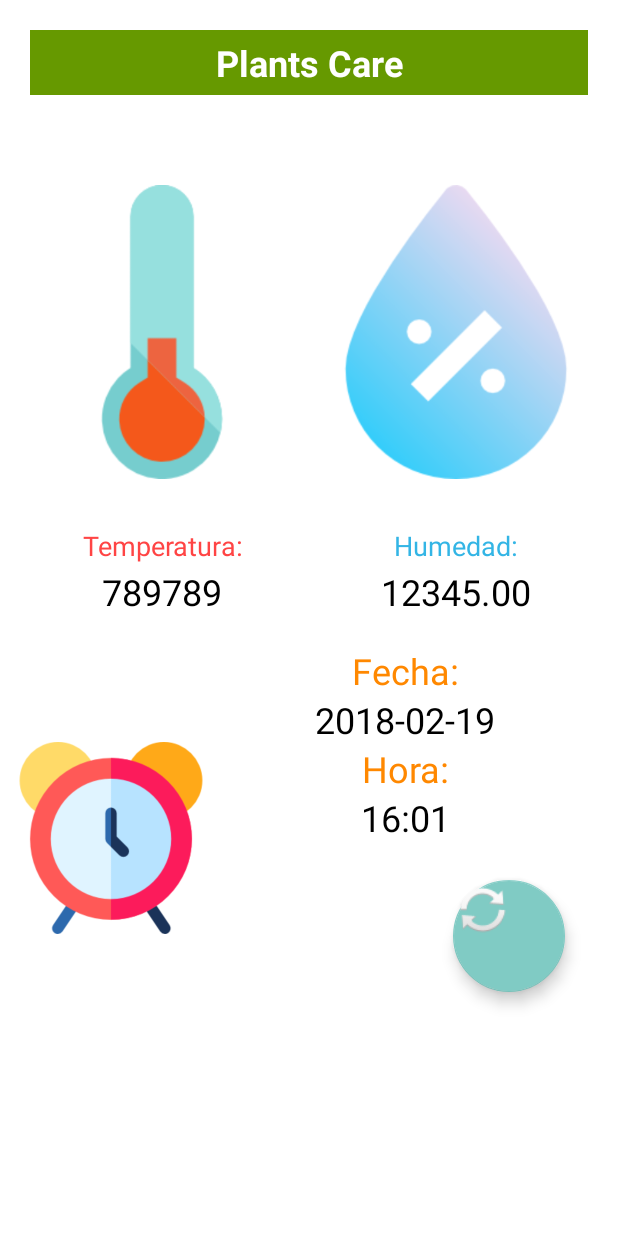
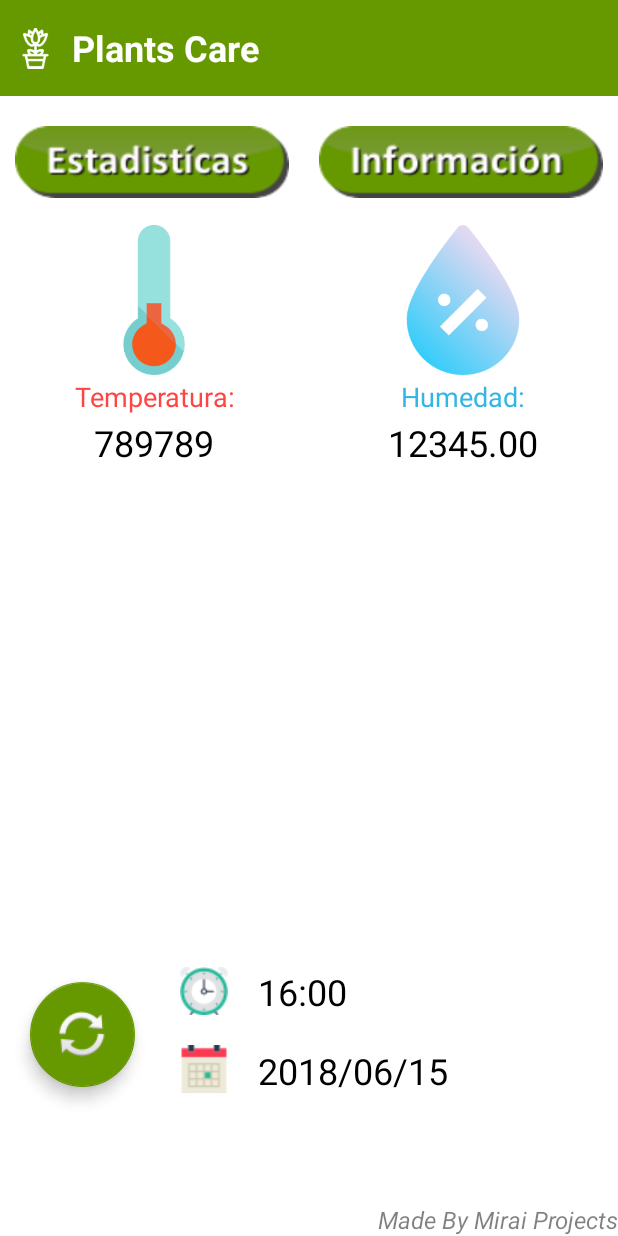
Before and after one commit to luibasantes/PlantsCare, an Android app: the MenuPrincipal screen opened directly, with no data from a screen before it, on a phone screen of 412 x 824 dp. Run offline under Robolectric (Android 15) with nearby library versions, the phone set to English and light mode, and no system bars.

Commit message:
Mejora del diseño para incluir todos los botones

```diff
--- a/app/build.gradle
+++ b/app/build.gradle
@@ -6,8 +6,8 @@ android {
         applicationId "com.projects.mirai.koukin.plantscare"
         minSdkVersion 15
         targetSdkVersion 28
-        versionCode 1
-        versionName "1.0"
+        versionCode 2
+        versionName "2.0"
         testInstrumentationRunner "android.support.test.runner.AndroidJUnitRunner"
     }
     buildTypes {
--- a/app/src/main/res/layout/activity_menu_principal.xml
+++ b/app/src/main/res/layout/activity_menu_principal.xml
@@ -1,30 +1,73 @@
 <?xml version="1.0" encoding="utf-8"?>
-<LinearLayout xmlns:android="http://schemas.android.com/apk/res/android"
+<RelativeLayout xmlns:android="http://schemas.android.com/apk/res/android"
     xmlns:app="http://schemas.android.com/apk/res-auto"
     xmlns:tools="http://schemas.android.com/tools"
     android:layout_width="match_parent"
     android:layout_height="match_parent"
     android:background="@android:color/background_light"
-    android:orientation="vertical"
     tools:context=".MenuPrincipal">
-
-    <TextView
-        android:id="@+id/textView"
-        android:layout_width="match_parent"
-        android:layout_height="wrap_content"
-        android:layout_margin="20dp"
-        android:background="@android:color/holo_green_dark"
-        android:gravity="center_horizontal"
-        android:padding="5dp"
-        android:text="Plants Care"
-        android:textColor="@android:color/background_light"
-        android:textSize="24sp"
-        android:textStyle="bold" />
 
     <LinearLayout
         android:layout_width="match_parent"
         android:layout_height="wrap_content"
-        android:layout_margin="10dp"
+        android:background="@android:color/holo_green_dark"
+        android:orientation="horizontal">
+
+        <ImageView
+            android:id="@+id/imageView9"
+            android:layout_width="wrap_content"
+            android:layout_height="wrap_content"
+            android:layout_marginLeft="10dp"
+            android:layout_weight="1"
+            app:srcCompat="@drawable/flower" />
+
+        <TextView
+            android:id="@+id/textView"
+            android:layout_width="match_parent"
+            android:layout_height="wrap_content"
+            android:layout_marginLeft="5dp"
+            android:layout_marginTop="10dp"
+            android:layout_weight="1"
+            android:background="@android:color/holo_green_dark"
+            android:padding="5dp"
+            android:text="Plants Care"
+            android:textColor="@android:color/background_light"
+            android:textSize="24sp"
+            android:textStyle="bold" />
+    </LinearLayout>
+
+    <LinearLayout
+        android:layout_width="match_parent"
+        android:layout_height="wrap_content"
+        android:layout_alignParentStart="true"
+        android:layout_alignParentTop="true"
+        android:layout_marginTop="74dp"
+        android:orientation="horizontal">
+
+        <Button
+            android:id="@+id/button2"
+            android:layout_width="wrap_content"
+            android:layout_height="wrap_content"
+            android:layout_margin="10dp"
+            android:layout_weight="1"
+            android:background="@drawable/button_estadisticas" />
+
+        <Button
+            android:id="@+id/button3"
+            android:layout_width="wrap_content"
+            android:layout_height="wrap_content"
+            android:layout_margin="10dp"
+            android:layout_weight="1"
+            android:background="@drawable/button_informacion" />
+
+    </LinearLayout>
+
+    <LinearLayout
+        android:layout_width="match_parent"
+        android:layout_height="wrap_content"
+        android:layout_alignParentStart="true"
+        android:layout_alignParentTop="true"
+        android:layout_marginTop="150dp"
         android:orientation="horizontal"
         android:padding="0dp">
 
@@ -37,8 +80,8 @@
 
             <ImageView
                 android:id="@+id/imageView4"
-                android:layout_width="match_parent"
-                android:layout_height="wrap_content"
+                android:layout_width="100dp"
+                android:layout_height="100dp"
                 app:srcCompat="@drawable/termometro256" />
 
             <TextView
@@ -71,8 +114,8 @@
 
             <ImageView
                 android:id="@+id/imageView5"
-                android:layout_width="match_parent"
-                android:layout_height="wrap_content"
+                android:layout_width="100dp"
+                android:layout_height="100dp"
                 app:srcCompat="@drawable/humedad256" />
 
             <TextView
@@ -98,74 +141,93 @@
     </LinearLayout>
 
     <LinearLayout
-        android:layout_width="match_parent"
+        android:layout_width="wrap_content"
         android:layout_height="wrap_content"
-        android:orientation="horizontal"
-        android:padding="10dp">
+        android:layout_alignParentBottom="true"
+        android:layout_alignParentStart="true"
+        android:layout_marginBottom="79dp"
+        android:orientation="horizontal">
 
-        <ImageView
-            android:id="@+id/imageView"
+        <android.support.design.widget.FloatingActionButton
+            android:id="@+id/floatingActionButton2"
+            android:layout_width="wrap_content"
+            android:layout_height="wrap_content"
+            android:layout_gravity="center_vertical|center_horizontal|center|start"
+            android:layout_margin="20dp"
+            android:layout_weight="1"
+            android:clickable="true"
+            app:backgroundTint="@android:color/holo_green_dark"
+            app:fabCustomSize="70dp"
+            app:maxImageSize="40dp"
+            app:srcCompat="@android:drawable/ic_popup_sync" />
+
+        <LinearLayout
             android:layout_width="wrap_content"
             android:layout_height="match_parent"
+            android:layout_gravity="center_vertical|end"
             android:layout_weight="1"
-            app:srcCompat="@drawable/alarmclock" />
+            android:orientation="vertical">
+
+            <ImageView
+                android:id="@+id/imageView8"
+                android:layout_width="match_parent"
+                android:layout_height="wrap_content"
+                android:layout_gravity="fill_vertical"
+                android:layout_margin="10dp"
+                app:srcCompat="@drawable/alarmclockicon" />
+
+            <ImageView
+                android:id="@+id/imageView7"
+                android:layout_width="match_parent"
+                android:layout_height="wrap_content"
+                android:layout_gravity="end"
+                android:layout_margin="10dp"
+                app:srcCompat="@drawable/calendar" />
+
+        </LinearLayout>
 
         <LinearLayout
-            android:layout_width="match_parent"
-            android:layout_height="match_parent"
+            android:layout_width="wrap_content"
+            android:layout_height="wrap_content"
+            android:layout_gravity="end"
             android:layout_weight="1"
             android:orientation="vertical">
 
             <TextView
-                android:id="@+id/textView4"
+                android:id="@+id/txt_hora"
                 android:layout_width="match_parent"
                 android:layout_height="wrap_content"
-                android:gravity="center_horizontal"
-                android:text="Fecha:"
-                android:textColor="@android:color/holo_orange_dark"
-                android:textSize="24sp" />
+                android:layout_margin="10dp"
+                android:text="16:00"
+                android:textColor="@android:color/background_dark"
+                android:textSize="24sp"
+                tools:text="16:00" />
 
             <TextView
-                android:id="@+id/textView6"
+                android:id="@+id/txt_fecha"
                 android:layout_width="match_parent"
                 android:layout_height="wrap_content"
-                android:gravity="center_horizontal"
-                android:text="2018-02-19"
+                android:layout_margin="10dp"
+                android:gravity="center"
+                android:text="2018/06/15"
                 android:textColor="@android:color/background_dark"
-                android:textSize="24sp" />
-
-            <TextView
-                android:id="@+id/textView7"
-                android:layout_width="match_parent"
-                android:layout_height="wrap_content"
-                android:gravity="center_horizontal"
-                android:text="Hora:"
-                android:textColor="@android:color/holo_orange_dark"
-                android:textSize="24sp" />
-
-            <TextView
-                android:id="@+id/textView8"
-                android:layout_width="match_parent"
-                android:layout_height="wrap_content"
-                android:gravity="center_horizontal"
-                android:text="16:01"
-                android:textColor="@android:color/background_dark"
-                android:textSize="24sp" />
-
-            <android.support.design.widget.FloatingActionButton
-                android:id="@+id/floatingActionButton"
-                android:layout_width="match_parent"
-                android:layout_height="wrap_content"
-                android:layout_gravity="end"
-                android:layout_margin="25dp"
-                android:layout_weight="1"
-                android:clickable="true"
-                app:fabCustomSize="40dp"
-                app:maxImageSize="40dp"
-                app:srcCompat="@android:drawable/ic_popup_sync" />
-
+                android:textSize="24sp"
+                tools:text="2018/06/15" />
         </LinearLayout>
 
     </LinearLayout>
 
-</LinearLayout>
+    <TextView
+        android:id="@+id/textView4"
+        android:layout_width="match_parent"
+        android:layout_height="wrap_content"
+        android:layout_alignParentBottom="true"
+        android:layout_alignParentStart="true"
+        android:alpha="0.5"
+        android:gravity="end"
+        android:text="Made By Mirai Projects"
+        android:textColor="@android:color/background_dark"
+        android:textSize="16sp"
+        android:textStyle="italic" />
+
+</RelativeLayout>
```
Also changed, not shown: app/src/main/res/drawable/alarmclock.png (deleted), app/src/main/res/drawable/alarmclockicon.png (added), app/src/main/res/drawable/button_estadisticas.png (added), app/src/main/res/drawable/button_informacion.png (added), app/src/main/res/drawable/calendar.png (added), app/src/main/res/drawable/calendar64.png (added), app/src/main/res/drawable/flower.png (added), app/src/main/res/drawable/fondo.jpg (deleted), app/src/main/res/drawable/termometros.png (deleted), 3 other files.
